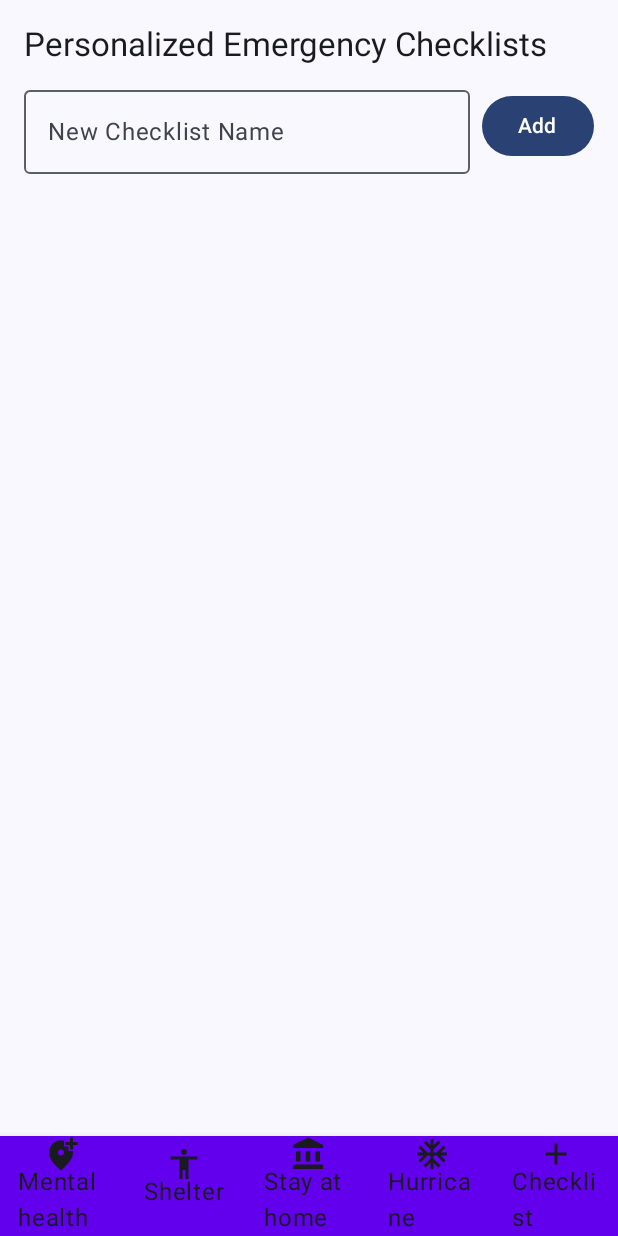
After one commit to anunay1293/Hurricane_Guard, an Android app built with Jetpack Compose: the ChecklistListScreen screen opened through its navigation route, on a phone screen of 412 x 824 dp. The commit adds this screen. Run offline under Robolectric (Android 15) with nearby library versions, the phone set to English and light mode, and no system bars; our stand-ins replace Room's generated code.

Commit message:
added checklist feature and database

```diff
--- a/app/src/main/java/com/example/hurricane_app/MainActivity.kt
+++ b/app/src/main/java/com/example/hurricane_app/MainActivity.kt
@@ -36,6 +36,8 @@ import androidx.navigation.NavHostController
 import androidx.navigation.compose.NavHost
 import androidx.navigation.compose.composable
 import androidx.navigation.compose.rememberNavController
+import com.example.hurricane_app.UserInterface.screens.ChecklistDetailScreen
+import com.example.hurricane_app.UserInterface.screens.ChecklistListScreen
 import com.example.hurricane_app.UserInterface.screens.HurricaneScreen
 import com.example.hurricane_app.navigation.Screen
 import com.example.hurricane_app.ui.theme.Hurricane_AppTheme
@@ -82,6 +84,17 @@ fun MainScreen(navController: NavHostController) {
             composable(Screen.Hurricane.route) {
                 HurricaneScreen()
             }
+            composable(Screen.Checklist.route) {
+                ChecklistListScreen(navController = navController)
+            }
+
+            // 2) Checklist detail screen, passing a checklistId argument
+            composable(
+                route = Screen.ChecklistDetail.route + "/{checklistId}",
+            ) { backStackEntry ->
+                val checklistId = backStackEntry.arguments?.getString("checklistId")?.toIntOrNull() ?: 0
+                ChecklistDetailScreen(checklistId = checklistId, navController = navController)
+            }
         }
     }
 }
@@ -114,7 +127,8 @@ fun AppBottomNavigation(navController: NavController) {
         Screen.MentalHealth to R.drawable.ic_mental_health,
         Screen.Shelter to R.drawable.ic_shelter,
         Screen.StayAtHome to R.drawable.ic_stay_at_home,
-        Screen.Hurricane to R.drawable.ic_hurricane
+        Screen.Hurricane to R.drawable.ic_hurricane,
+        Screen.Checklist to R.drawable.ic_checklist
     )
 
     BottomNavigation {
--- /dev/null
+++ b/app/src/main/java/com/example/hurricane_app/UserInterface/screens/ChecklistListScreen.kt
@@ -0,0 +1,110 @@
+package com.example.hurricane_app.UserInterface.screens
+
+import androidx.compose.foundation.layout.*
+import androidx.compose.foundation.lazy.LazyColumn
+import androidx.compose.foundation.lazy.items
+import androidx.compose.material3.*
+import androidx.compose.runtime.*
+import androidx.compose.ui.Alignment
+import androidx.compose.ui.Modifier
+import androidx.compose.ui.unit.dp
+import androidx.lifecycle.viewmodel.compose.viewModel
+import androidx.navigation.NavController
+
+
+import com.example.hurricane_app.database.ChecklistEntity
+
+import com.example.hurricane_app.navigation.Screen
+
+@Composable
+fun ChecklistListScreen(
+    navController: NavController,
+    viewModel: ChecklistViewModel = viewModel()
+) {
+    val allChecklists by viewModel.allChecklists.collectAsState(initial = emptyList())
+
+    var newChecklistName by remember { mutableStateOf("") }
+
+    Column(
+        modifier = Modifier
+            .fillMaxSize()
+            .padding(16.dp)
+    ) {
+        Text(
+            text = "Personalized Emergency Checklists",
+            style = MaterialTheme.typography.titleLarge
+        )
+
+        Spacer(modifier = Modifier.height(8.dp))
+
+        // Row to add a new checklist
+        Row(
+            verticalAlignment = Alignment.CenterVertically
+        ) {
+            OutlinedTextField(
+                value = newChecklistName,
+                onValueChange = { newChecklistName = it },
+                label = { Text("New Checklist Name") },
+                modifier = Modifier.weight(1f)
+            )
+            Spacer(modifier = Modifier.width(8.dp))
+            Button(
+                onClick = {
+                    if (newChecklistName.isNotBlank()) {
+                        viewModel.addNewChecklist(newChecklistName)
+                        newChecklistName = ""
+                    }
+                }
+            ) {
+                Text("Add")
+            }
+        }
+
+        Spacer(modifier = Modifier.height(16.dp))
+
+        // List of existing checklists
+        LazyColumn(modifier = Modifier.fillMaxSize()) {
+            items(allChecklists) { checklist ->
+                ChecklistRow(
+                    checklist = checklist,
+                    onDelete = { viewModel.deleteChecklist(it) },
+                    onOpen = {
+                        // Navigate to detail screen
+                        navController.navigate(Screen.ChecklistDetail.route + "/${it.checklistId}")
+                    }
+                )
+            }
+        }
+    }
+}
+
+@Composable
+fun ChecklistRow(
+    checklist: ChecklistEntity,
+    onDelete: (ChecklistEntity) -> Unit,
+    onOpen: (ChecklistEntity) -> Unit
+) {
+    Card(
+        modifier = Modifier
+            .fillMaxWidth()
+            .padding(vertical = 4.dp),
+        elevation = CardDefaults.cardElevation(4.dp)
+    ) {
+        Row(
+            modifier = Modifier.padding(16.dp),
+            horizontalArrangement = Arrangement.SpaceBetween
+        ) {
+            Text(text = checklist.name, style = MaterialTheme.typography.titleMedium)
+
+            Row {
+                Button(onClick = { onOpen(checklist) }) {
+                    Text("Open")
+                }
+                Spacer(modifier = Modifier.width(8.dp))
+                OutlinedButton(onClick = { onDelete(checklist) }) {
+                    Text("Delete")
+                }
+            }
+        }
+    }
+}
--- /dev/null
+++ b/app/src/main/java/com/example/hurricane_app/UserInterface/screens/ChecklistViewModel.kt
@@ -0,0 +1,61 @@
+package com.example.hurricane_app.UserInterface.screens
+
+import android.app.Application
+import androidx.lifecycle.AndroidViewModel
+import androidx.lifecycle.viewModelScope
+import com.example.hurricane_app.database.ChecklistDatabase
+import com.example.hurricane_app.database.ChecklistEntity
+import com.example.hurricane_app.database.ChecklistItemEntity
+import kotlinx.coroutines.flow.MutableStateFlow
+import kotlinx.coroutines.flow.StateFlow
+import kotlinx.coroutines.flow.flatMapLatest
+import kotlinx.coroutines.launch
+
+class ChecklistViewModel(application: Application) : AndroidViewModel(application) {
+
+    private val db = ChecklistDatabase.getDatabase(application)
+    private val dao = db.checklistDao()
+
+    // Flow of all checklists
+    val allChecklists = dao.getAllChecklists()
+
+    // Track the currently-open checklistId in a flow
+    private val _currentChecklistId = MutableStateFlow<Int?>(null)
+    val currentChecklistId: StateFlow<Int?> = _currentChecklistId
+
+    // Whenever currentChecklistId changes, get that checklist’s items
+    val currentChecklistItems = _currentChecklistId.flatMapLatest { checklistId ->
+        if (checklistId != null) dao.getItemsForChecklist(checklistId)
+        else dao.getItemsForChecklist(-1) // empty if no checklist selected
+    }
+
+    // -- CHECKLIST METHODS --
+
+    fun addNewChecklist(name: String) = viewModelScope.launch {
+        val checklist = ChecklistEntity(name = name)
+        dao.insertChecklist(checklist)
+    }
+
+    fun deleteChecklist(checklist: ChecklistEntity) = viewModelScope.launch {
+        dao.deleteChecklist(checklist)
+    }
+
+    fun setCurrentChecklistId(id: Int) {
+        _currentChecklistId.value = id
+    }
+
+    // -- ITEM METHODS --
+
+    fun addItemToChecklist(checklistId: Int, itemName: String) = viewModelScope.launch {
+        val item = ChecklistItemEntity(parentChecklistId = checklistId, itemName = itemName)
+        dao.insertItem(item)
+    }
+
+    fun toggleItemChecked(item: ChecklistItemEntity) = viewModelScope.launch {
+        dao.updateItem(item.copy(isChecked = !item.isChecked))
+    }
+
+    fun deleteItem(item: ChecklistItemEntity) = viewModelScope.launch {
+        dao.deleteItem(item)
+    }
+}
--- /dev/null
+++ b/app/src/main/java/com/example/hurricane_app/database/ChecklistDAO.kt
@@ -0,0 +1,33 @@
+package com.example.hurricane_app.database
+
+import androidx.room.*
+import kotlinx.coroutines.flow.Flow
+
+@Dao
+interface ChecklistDao {
+
+    // -- CHECKLIST QUERIES --
+
+    @Query("SELECT * FROM checklists")
+    fun getAllChecklists(): Flow<List<ChecklistEntity>>
+
+    @Insert
+    suspend fun insertChecklist(checklist: ChecklistEntity): Long
+
+    @Delete
+    suspend fun deleteChecklist(checklist: ChecklistEntity)
+
+    // -- ITEM QUERIES --
+
+    @Query("SELECT * FROM checklist_items WHERE parentChecklistId = :checklistId")
+    fun getItemsForChecklist(checklistId: Int): Flow<List<ChecklistItemEntity>>
+
+    @Insert
+    suspend fun insertItem(item: ChecklistItemEntity): Long
+
+    @Update
+    suspend fun updateItem(item: ChecklistItemEntity)
+
+    @Delete
+    suspend fun deleteItem(item: ChecklistItemEntity)
+}
--- /dev/null
+++ b/app/src/main/java/com/example/hurricane_app/database/ChecklistDatabase.kt
@@ -0,0 +1,33 @@
+package com.example.hurricane_app.database
+
+import android.content.Context
+import androidx.room.Database
+import androidx.room.Room
+import androidx.room.RoomDatabase
+
+@Database(
+    entities = [ChecklistEntity::class, ChecklistItemEntity::class],
+    version = 1,
+    exportSchema = false
+)
+abstract class ChecklistDatabase : RoomDatabase() {
+
+    abstract fun checklistDao(): ChecklistDao
+
+    companion object {
+        @Volatile
+        private var INSTANCE: ChecklistDatabase? = null
+
+        fun getDatabase(context: Context): ChecklistDatabase {
+            return INSTANCE ?: synchronized(this) {
+                val instance = Room.databaseBuilder(
+                    context.applicationContext,
+                    ChecklistDatabase::class.java,
+                    "checklist_database"
+                ).build()
+                INSTANCE = instance
+                instance
+            }
+        }
+    }
+}
--- a/app/src/main/java/com/example/hurricane_app/navigation/Screen.kt
+++ b/app/src/main/java/com/example/hurricane_app/navigation/Screen.kt
@@ -5,4 +5,6 @@ sealed class Screen(val route: String) {
     object Shelter : Screen("shelter")
     object StayAtHome : Screen("stay_at_home")
     object Hurricane : Screen("hurricane")
+    object Checklist : Screen("checklist")
+    object ChecklistDetail : Screen("checklist_detail")
 }
--- /dev/null
+++ b/app/src/main/res/drawable/ic_checklist.xml
@@ -0,0 +1,5 @@
+<vector android:height="24dp" android:tint="#000000"
+    android:viewportHeight="24" android:viewportWidth="24"
+    android:width="24dp" xmlns:android="http://schemas.android.com/apk/res/android">
+    <path android:fillColor="@android:color/white" android:pathData="M19,13h-6v6h-2v-6H5v-2h6V5h2v6h6v2z"/>
+</vector>
```
Also changed, not shown: app/build.gradle.kts (+13 -3 lines), app/src/main/java/com/example/hurricane_app/UserInterface/screens/CheckListDetailScreen.kt (added, +104 -0 lines), app/src/main/java/com/example/hurricane_app/database/ChecklistEntity.kt (added, +11 -0 lines), app/src/main/java/com/example/hurricane_app/database/ChecklistItemEntity.kt (added, +26 -0 lines).
